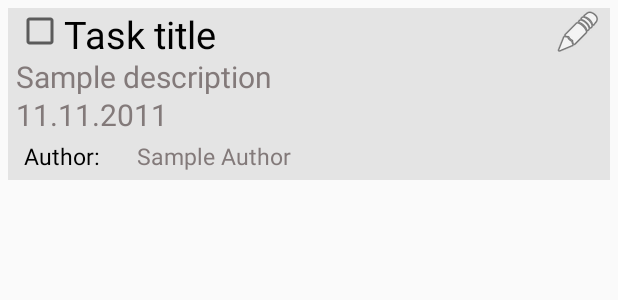
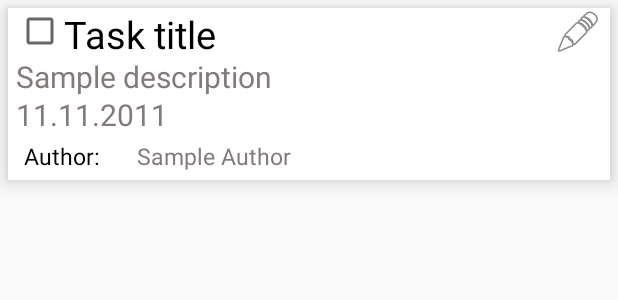
Before and after one commit to 3kybika/TP-android_project, an Android app: the layout task_panel_detailed.xml on its own in the app's theme, with its tools: preview values and no code run, on a phone screen of 412 x 824 dp. Shown: the top 300 px of the screen. Run offline under Robolectric (Android 15) with nearby library versions, the phone set to English and light mode, and no system bars.

Commit message:
Small design update

```diff
--- a/app/src/main/res/layout/task_panel_detailed.xml
+++ b/app/src/main/res/layout/task_panel_detailed.xml
@@ -6,7 +6,8 @@
     android:layout_height="wrap_content"
     android:orientation="vertical"
     android:layout_margin="5dp"
-    android:background="@color/colorFormBackground"
+    android:elevation="8dp"
+    android:background="@color/white"
     >
 
     <LinearLayout
--- a/app/src/main/res/layout/task_panel_minimal.xml
+++ b/app/src/main/res/layout/task_panel_minimal.xml
@@ -6,8 +6,8 @@
     android:layout_height="wrap_content"
     android:orientation="vertical"
     android:layout_margin="5dp"
-    android:background="@color/colorFormBackground"
-    >
+    android:elevation="2dp"
+    android:background="@color/white" >
 
     <LinearLayout
         android:id="@+id/clickable_layout"
--- a/app/src/main/res/values/colors.xml
+++ b/app/src/main/res/values/colors.xml
@@ -8,4 +8,5 @@
     <color name="textLightColour">#837a7a</color>
     <color name="mainTextColour">#000000</color>
     <color name="colorSuccess">#00ff7f</color>
+    <color name="white">#ffffff</color>
 </resources>
```
